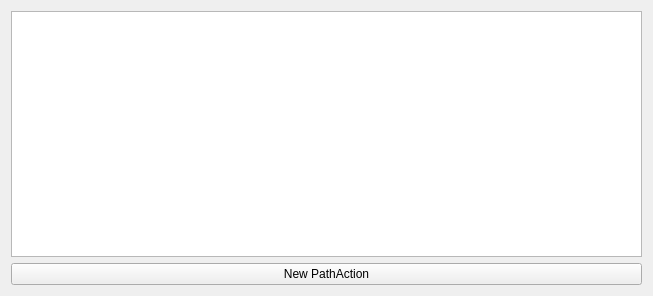
The window that ground/openpilotgcs/src/plugins/pathactioneditor/pathactioneditor.ui (openpilot/OpenPilot) describes before a commit, drawn with Qt 5.
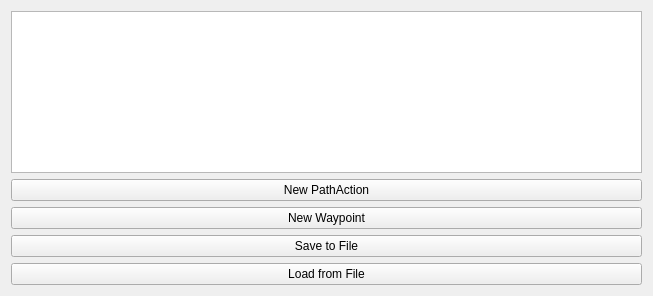
The same window after the commit.

Commit message: PathActionEditor: added more buttons, always highlight active waypoint and pathaction

Patch:
```diff
--- a/ground/openpilotgcs/src/plugins/pathactioneditor/pathactioneditor.ui
+++ b/ground/openpilotgcs/src/plugins/pathactioneditor/pathactioneditor.ui
@@ -31,6 +31,27 @@
      </property>
     </widget>
    </item>
+    <item>
+    <widget class="QPushButton" name="buttonNewWaypoint">
+     <property name="text">
+      <string>New Waypoint</string>
+     </property>
+    </widget>
+   </item>
+   <item>
+    <widget class="QPushButton" name="buttonSaveFile">
+     <property name="text">
+      <string>Save to File</string>
+     </property>
+    </widget>
+   </item>
+   <item>
+    <widget class="QPushButton" name="buttonLoadFile">
+     <property name="text">
+      <string>Load from File</string>
+     </property>
+    </widget>
+   </item>
   </layout>
  </widget>
  <resources/>
```
The commit also changes 6 other files.
